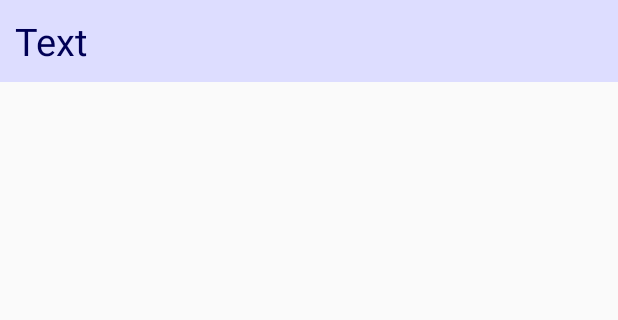
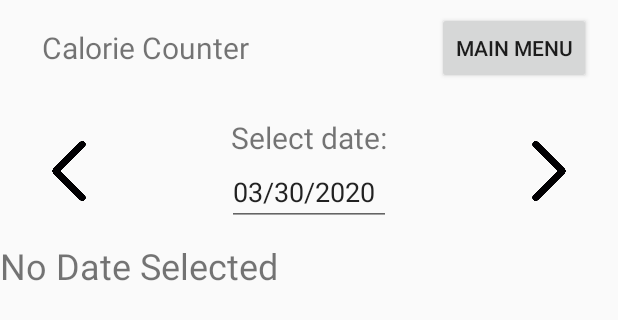
Before and after one commit to dclaxton/4020-Assignment2, an Android app: the layout activity_view_calorie_history.xml on its own in the app's theme, with its tools: preview values and no code run, on a phone screen of 412 x 824 dp. Shown: the top 320 px of the screen. Run offline under Robolectric (Android 15) with nearby library versions, the phone set to English and light mode, and no system bars.

Commit message:
calorie History view

```diff
--- a/app/src/main/java/edu/apsu/csci/CalorieCounter/activities/AddFoodActivity.java
+++ b/app/src/main/java/edu/apsu/csci/CalorieCounter/activities/AddFoodActivity.java
@@ -148,7 +148,7 @@ public class AddFoodActivity extends AppCompatActivity {
             mCalendar.set(Calendar.MONTH, monthOfYear);
             mCalendar.set(Calendar.DAY_OF_MONTH, dayOfMonth);
 
-            dateEntry = (monthOfYear + 1) + "-" + dayOfMonth + "-" + year;
+            dateEntry = (monthOfYear + 1) + "/" + dayOfMonth + "/" + year;
 
             updateDate();
         }
--- a/app/src/main/res/layout/activity_view_calorie_history.xml
+++ b/app/src/main/res/layout/activity_view_calorie_history.xml
@@ -1,14 +1,109 @@
 <?xml version="1.0" encoding="utf-8"?>
-<TextView xmlns:android="http://schemas.android.com/apk/res/android"
-    android:id="@+id/tv"
-    android:textColor="#000055"
-    android:textSize="25sp"
-    android:padding="10sp"
+<LinearLayout xmlns:android="http://schemas.android.com/apk/res/android"
+    xmlns:app="http://schemas.android.com/apk/res-auto"
+    xmlns:tools="http://schemas.android.com/tools"
     android:layout_width="match_parent"
-    android:background="#ddddff"
-    android:gravity="left"
-    android:layout_height="wrap_content"
-    android:text="Text"
-    >
+    android:layout_height="match_parent"
+    android:orientation="vertical"
+    tools:context="edu.apsu.csci.CalorieCounter.activities.MenuActivity">
 
-</TextView>
+    <RelativeLayout
+        android:layout_width="match_parent"
+        android:layout_height="wrap_content"
+        android:padding="8dp">
+
+        <TextView
+            android:id="@+id/app_title_text_view"
+            android:layout_width="wrap_content"
+            android:layout_height="wrap_content"
+            android:layout_alignParentStart="true"
+            android:layout_marginStart="10dp"
+            android:padding="10dp"
+            android:text="@string/menu"
+            android:textSize="20sp" />
+
+        <Button
+            android:id="@+id/to_menu_button"
+            android:layout_width="wrap_content"
+            android:layout_height="wrap_content"
+            android:layout_marginEnd="10dp"
+            android:layout_alignParentEnd="true"
+            android:text="@string/to_menu" />
+    </RelativeLayout>
+
+    <RelativeLayout
+        android:layout_width="match_parent"
+        android:layout_height="wrap_content"
+        android:layout_marginLeft="16dp"
+        android:layout_marginTop="4dp"
+        android:layout_marginRight="16dp"
+        android:padding="10dp">
+
+        <ImageButton
+            android:id="@+id/left_arrow"
+            android:layout_width="40dp"
+            android:layout_height="40dp"
+            android:layout_alignParentStart="true"
+            android:layout_centerVertical="true"
+            android:background="@null"
+            android:contentDescription="@string/previous_day"
+            android:scaleType="centerInside"
+            android:src="@drawable/left_arrow" />
+
+        <TextView
+            android:id="@+id/weekday_text_view"
+            android:layout_width="wrap_content"
+            android:layout_height="wrap_content"
+            android:layout_centerHorizontal="true"
+            android:text="@string/select_date"
+            android:textSize="20sp" />
+
+        <EditText
+            android:id="@+id/set_date_edit_text"
+            android:layout_width="wrap_content"
+            android:layout_height="wrap_content"
+            android:layout_below="@id/weekday_text_view"
+            android:layout_centerHorizontal="true"
+            android:focusable="false"
+            android:hint="@string/date_format"
+            android:inputType="date"
+            tools:text="03/30/2020" />
+
+        <ImageButton
+            android:id="@+id/right_arrow"
+            android:layout_width="40dp"
+            android:layout_height="40dp"
+            android:layout_alignParentEnd="true"
+            android:layout_centerVertical="true"
+            android:background="@null"
+            android:contentDescription="@string/next_day"
+            android:scaleType="centerInside"
+            android:src="@drawable/right_arrow" />
+    </RelativeLayout>
+
+    <ScrollView
+        android:id="@+id/scrollviewfoods"
+        android:layout_width="match_parent"
+        android:layout_height="464dp">
+
+        <LinearLayout
+            android:layout_width="match_parent"
+            android:layout_height="wrap_content"
+            android:orientation="vertical">
+
+            <TextView
+                android:id="@+id/textViewfood"
+                android:layout_width="match_parent"
+                android:layout_height="wrap_content"
+                android:text="No Date Selected"
+                android:textSize="24sp" />
+        </LinearLayout>
+    </ScrollView>
+
+    <TextView
+        android:id="@+id/textViewTotalCalories"
+        android:layout_width="match_parent"
+        android:layout_height="34dp"
+        android:textSize="30sp" />
+
+</LinearLayout>
```
Also changed, not shown: app/src/main/java/edu/apsu/csci/CalorieCounter/activities/CalorieHistoryActivity.java (+114 -37 lines).
